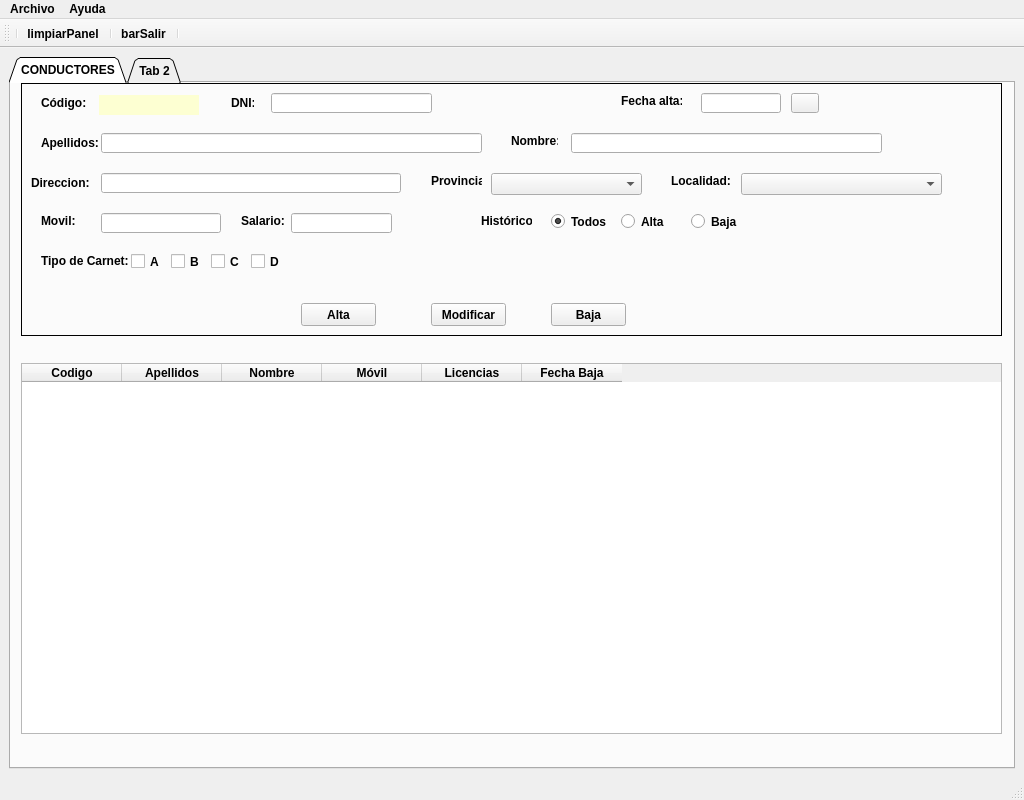
First picture: the form in templates/venta_principal.ui, repository EliasVGZ/vierafernandez2324, before the edit.
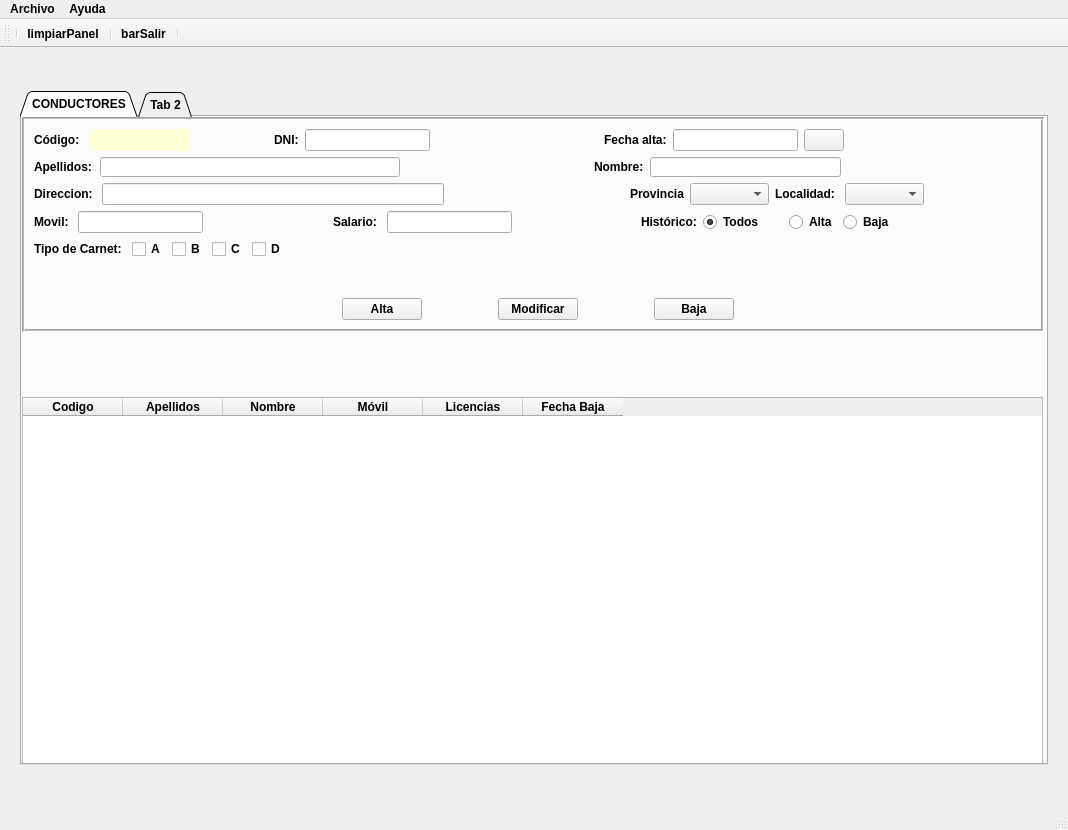
Second picture: the form after the edit. Icons and pictures are not drawn.

Commit message: añadiendo layouts

What changed in the file:
```diff
--- a/templates/venta_principal.ui
+++ b/templates/venta_principal.ui
@@ -6,12 +6,12 @@
    <rect>
     <x>0</x>
     <y>0</y>
-    <width>1024</width>
-    <height>800</height>
+    <width>1068</width>
+    <height>830</height>
    </rect>
   </property>
   <property name="sizePolicy">
-   <sizepolicy hsizetype="Fixed" vsizetype="Fixed">
+   <sizepolicy hsizetype="Expanding" vsizetype="Expanding">
     <horstretch>0</horstretch>
     <verstretch>0</verstretch>
    </sizepolicy>
@@ -24,8 +24,8 @@
   </property>
   <property name="maximumSize">
    <size>
-    <width>160000</width>
-    <height>160000</height>
+    <width>16777215</width>
+    <height>16777215</height>
    </size>
   </property>
   <property name="font">
@@ -46,7 +46,7 @@
   </property>
   <widget class="QWidget" name="centralwidget">
    <property name="sizePolicy">
-    <sizepolicy hsizetype="Fixed" vsizetype="Fixed">
+    <sizepolicy hsizetype="Expanding" vsizetype="Expanding">
      <horstretch>0</horstretch>
      <verstretch>0</verstretch>
     </sizepolicy>
@@ -57,6 +57,12 @@
      <height>600</height>
     </size>
    </property>
+   <property name="maximumSize">
+    <size>
+     <width>160000</width>
+     <height>160000</height>
+    </size>
+   </property>
    <property name="layoutDirection">
     <enum>Qt::LeftToRight</enum>
    </property>
@@ -69,6 +75,18 @@
         <verstretch>2</verstretch>
        </sizepolicy>
       </property>
+      <property name="minimumSize">
+       <size>
+        <width>800</width>
+        <height>600</height>
+       </size>
+      </property>
+      <property name="maximumSize">
+       <size>
+        <width>1028</width>
+        <height>674</height>
+       </size>
+      </property>
       <property name="tabShape">
        <enum>QTabWidget::Triangular</enum>
       </property>
@@ -76,29 +94,47 @@
        <number>0</number>
       </property>
       <widget class="QWidget" name="panelDrivers">
+       <property name="sizePolicy">
+        <sizepolicy hsizetype="Expanding" vsizetype="Expanding">
+         <horstretch>0</horstretch>
+         <verstretch>0</verstretch>
+        </sizepolicy>
+       </property>
+       <property name="maximumSize">
+        <size>
+         <width>1200</width>
+         <height>900</height>
+        </size>
+       </property>
        <attribute name="title">
         <string>CONDUCTORES</string>
        </attribute>
        <widget class="QFrame" name="frame">
         <property name="geometry">
          <rect>
-          <x>10</x>
+          <x>0</x>
           <y>0</y>
-          <width>981</width>
-          <height>253</height>
+          <width>1022</width>
+          <height>215</height>
          </rect>
         </property>
         <property name="sizePolicy">
-         <sizepolicy hsizetype="Maximum" vsizetype="Maximum">
+         <sizepolicy hsizetype="Expanding" vsizetype="Expanding">
           <horstretch>0</horstretch>
           <verstretch>0</verstretch>
          </sizepolicy>
         </property>
+        <property name="maximumSize">
+         <size>
+          <width>16777215</width>
+          <height>16777215</height>
+         </size>
+        </property>
         <property name="frameShape">
          <enum>QFrame::Box</enum>
         </property>
         <property name="frameShadow">
-         <enum>QFrame::Plain</enum>
+         <enum>QFrame::Sunken</enum>
         </property>
         <property name="lineWidth">
          <number>1</number>
@@ -106,15 +142,11 @@
         <property name="midLineWidth">
          <number>1</number>
         </property>
+        <layout class="QVBoxLayout" name="verticalLayout">
+         <item>
+          <layout class="QHBoxLayout" name="horizontalLayout">
+           <item>
         <widget class="QLabel" name="lblCod">
-         <property name="geometry">
-          <rect>
-           <x>20</x>
-           <y>10</y>
-           <width>50</width>
-           <height>20</height>
-          </rect>
-         </property>
          <property name="minimumSize">
           <size>
            <width>50</width>
@@ -128,15 +160,9 @@
           <string>Código:</string>
          </property>
         </widget>
+           </item>
+           <item>
         <widget class="QLabel" name="lblCodbd">
-         <property name="geometry">
-          <rect>
-           <x>78</x>
-           <y>12</y>
-           <width>100</width>
-           <height>20</height>
-          </rect>
-         </property>
          <property name="minimumSize">
           <size>
            <width>100</width>
@@ -153,15 +179,22 @@
           <set>Qt::AlignCenter</set>
          </property>
         </widget>
+           </item>
+           <item>
+            <spacer name="horizontalSpacer_4">
+             <property name="orientation">
+              <enum>Qt::Horizontal</enum>
+             </property>
+             <property name="sizeHint" stdset="0">
+              <size>
+               <width>28</width>
+               <height>20</height>
+              </size>
+             </property>
+            </spacer>
+           </item>
+           <item>
         <widget class="QLabel" name="lblDni">
-         <property name="geometry">
-          <rect>
-           <x>210</x>
-           <y>10</y>
-           <width>23</width>
-           <height>20</height>
-          </rect>
-         </property>
          <property name="minimumSize">
           <size>
            <width>20</width>
@@ -172,15 +205,9 @@
           <string>DNI:</string>
          </property>
         </widget>
+           </item>
+           <item>
         <widget class="QLineEdit" name="txtDni">
-         <property name="geometry">
-          <rect>
-           <x>250</x>
-           <y>10</y>
-           <width>161</width>
-           <height>20</height>
-          </rect>
-         </property>
          <property name="minimumSize">
           <size>
            <width>60</width>
@@ -191,15 +218,22 @@
           <set>Qt::AlignCenter</set>
          </property>
         </widget>
+           </item>
+           <item>
+            <spacer name="horizontalSpacer">
+             <property name="orientation">
+              <enum>Qt::Horizontal</enum>
+             </property>
+             <property name="sizeHint" stdset="0">
+              <size>
+               <width>168</width>
+               <height>20</height>
+              </size>
+             </property>
+            </spacer>
+           </item>
+           <item>
         <widget class="QLabel" name="lblFechaAlta">
-         <property name="geometry">
-          <rect>
-           <x>600</x>
-           <y>10</y>
-           <width>61</width>
-           <height>16</height>
-          </rect>
-         </property>
          <property name="frameShadow">
           <enum>QFrame::Raised</enum>
          </property>
@@ -207,18 +241,12 @@
           <string>Fecha alta:</string>
          </property>
         </widget>
+           </item>
+           <item>
         <widget class="QLineEdit" name="txtFechaAlta">
          <property name="enabled">
           <bool>true</bool>
          </property>
-         <property name="geometry">
-          <rect>
-           <x>680</x>
-           <y>10</y>
-           <width>80</width>
-           <height>20</height>
-          </rect>
-         </property>
          <property name="minimumSize">
           <size>
            <width>80</width>
@@ -232,15 +260,9 @@
           <bool>false</bool>
          </property>
         </widget>
+           </item>
+           <item>
         <widget class="QPushButton" name="btnCalendario">
-         <property name="geometry">
-          <rect>
-           <x>770</x>
-           <y>10</y>
-           <width>28</width>
-           <height>20</height>
-          </rect>
-         </property>
          <property name="text">
           <string/>
          </property>
@@ -249,15 +271,26 @@
            <normaloff>../IMG/descarga_calendario.png</normaloff>../IMG/descarga_calendario.png</iconset>
          </property>
         </widget>
+           </item>
+           <item>
+            <spacer name="horizontalSpacer_3">
+             <property name="orientation">
+              <enum>Qt::Horizontal</enum>
+             </property>
+             <property name="sizeHint" stdset="0">
+              <size>
+               <width>188</width>
+               <height>20</height>
+              </size>
+             </property>
+            </spacer>
+           </item>
+          </layout>
+         </item>
+         <item>
+          <layout class="QHBoxLayout" name="horizontalLayout_2">
+           <item>
         <widget class="QLabel" name="lblApellido">
-         <property name="geometry">
-          <rect>
-           <x>20</x>
-           <y>50</y>
-           <width>60</width>
-           <height>20</height>
-          </rect>
-         </property>
          <property name="minimumSize">
           <size>
            <width>60</width>
@@ -271,15 +304,9 @@
           <string>Apellidos:</string>
          </property>
         </widget>
+           </item>
+           <item>
         <widget class="QLineEdit" name="txtApellido">
-         <property name="geometry">
-          <rect>
-           <x>80</x>
-           <y>50</y>
-           <width>381</width>
-           <height>20</height>
-          </rect>
-         </property>
          <property name="minimumSize">
           <size>
            <width>300</width>
@@ -287,15 +314,25 @@
           </size>
          </property>
         </widget>
+           </item>
+           <item>
+            <spacer name="horizontalSpacer_2">
+             <property name="orientation">
+              <enum>Qt::Horizontal</enum>
+             </property>
+             <property name="sizeType">
+              <enum>QSizePolicy::Fixed</enum>
+             </property>
+             <property name="sizeHint" stdset="0">
+              <size>
+               <width>188</width>
+               <height>20</height>
+              </size>
+             </property>
+            </spacer>
+           </item>
+           <item>
         <widget class="QLabel" name="lblNombre">
-         <property name="geometry">
-          <rect>
-           <x>490</x>
-           <y>50</y>
-           <width>47</width>
-           <height>16</height>
-          </rect>
-         </property>
          <property name="frameShape">
           <enum>QFrame::NoFrame</enum>
          </property>
@@ -306,65 +343,42 @@
           <string>Nombre:</string>
          </property>
         </widget>
+           </item>
+           <item>
         <widget class="QLineEdit" name="txtNombre">
-         <property name="geometry">
-          <rect>
-           <x>550</x>
-           <y>50</y>
-           <width>311</width>
-           <height>20</height>
-          </rect>
-         </property>
          <property name="minimumSize">
           <size>
            <width>120</width>
            <height>20</height>
           </size>
          </property>
-        </widget>
-        <widget class="QLabel" name="lblValidarDni">
-         <property name="geometry">
-          <rect>
-           <x>380</x>
-           <y>10</y>
-           <width>41</width>
-           <height>21</height>
-          </rect>
-         </property>
-         <property name="minimumSize">
-          <size>
-           <width>40</width>
-           <height>20</height>
-          </size>
-         </property>
          <property name="maximumSize">
           <size>
-           <width>60</width>
-           <height>30</height>
-          </size>
-         </property>
-         <property name="font">
-          <font>
-           <family>Arial Black</family>
-           <pointsize>9</pointsize>
-          </font>
-         </property>
-         <property name="text">
-          <string/>
-         </property>
-         <property name="alignment">
-          <set>Qt::AlignCenter</set>
-         </property>
-        </widget>
+               <width>240</width>
+               <height>20</height>
+              </size>
+             </property>
+            </widget>
+           </item>
+           <item>
+            <spacer name="horizontalSpacer_5">
+             <property name="orientation">
+              <enum>Qt::Horizontal</enum>
+             </property>
+             <property name="sizeHint" stdset="0">
+              <size>
+               <width>188</width>
+               <height>20</height>
+              </size>
+             </property>
+            </spacer>
+           </item>
+          </layout>
+         </item>
+         <item>
+          <layout class="QHBoxLayout" name="horizontalLayout_6">
+           <item>
         <widget class="QLabel" name="lblDireccion">
-         <property name="geometry">
-          <rect>
-           <x>10</x>
-           <y>90</y>
-           <width>60</width>
-           <height>20</height>
-          </rect>
-         </property>
          <property name="minimumSize">
           <size>
            <width>60</width>
@@ -381,15 +395,9 @@
           <set>Qt::AlignRight|Qt::AlignTrailing|Qt::AlignVCenter</set>
          </property>
         </widget>
+           </item>
+           <item>
         <widget class="QLineEdit" name="txtDireccion">
-         <property name="geometry">
-          <rect>
-           <x>80</x>
-           <y>90</y>
-           <width>300</width>
-           <height>20</height>
-          </rect>
-         </property>
          <property name="minimumSize">
           <size>
            <width>300</width>
@@ -397,15 +405,77 @@
           </size>
          </property>
         </widget>
+           </item>
+           <item>
+            <spacer name="horizontalSpacer_6">
+             <property name="orientation">
+              <enum>Qt::Horizontal</enum>
+             </property>
+             <property name="sizeType">
+              <enum>QSizePolicy::Fixed</enum>
+             </property>
+             <property name="sizeHint" stdset="0">
+              <size>
+               <width>180</width>
+               <height>20</height>
+              </size>
+             </property>
+            </spacer>
+           </item>
+           <item>
+            <widget class="QLabel" name="lblProvincia">
+             <property name="frameShape">
+              <enum>QFrame::NoFrame</enum>
+             </property>
+             <property name="frameShadow">
+              <enum>QFrame::Raised</enum>
+             </property>
+             <property name="text">
+              <string>&lt;html&gt;&lt;head/&gt;&lt;body&gt;&lt;p&gt;Provincia&lt;/p&gt;&lt;/body&gt;&lt;/html&gt;</string>
+             </property>
+            </widget>
+           </item>
+           <item>
+            <widget class="QComboBox" name="cmbProvincia"/>
+           </item>
+           <item>
+            <widget class="QLabel" name="lblLocalidad">
+             <property name="frameShape">
+              <enum>QFrame::NoFrame</enum>
+             </property>
+             <property name="frameShadow">
+              <enum>QFrame::Raised</enum>
+             </property>
+             <property name="text">
+              <string>&lt;html&gt;&lt;head/&gt;&lt;body&gt;&lt;p&gt;Localidad: &lt;/p&gt;&lt;/body&gt;&lt;/html&gt;</string>
+             </property>
+            </widget>
+           </item>
+           <item>
+            <widget class="QComboBox" name="cmbLocalidad"/>
+           </item>
+           <item>
+            <spacer name="horizontalSpacer_7">
+             <property name="orientation">
+              <enum>Qt::Horizontal</enum>
+             </property>
+             <property name="sizeType">
+              <enum>QSizePolicy::Fixed</enum>
+             </property>
+             <property name="sizeHint" stdset="0">
+              <size>
+               <width>108</width>
+               <height>17</height>
+              </size>
+             </property>
+            </spacer>
+           </item>
+          </layout>
+         </item>
+         <item>
+          <layout class="QHBoxLayout" name="horizontalLayout_3">
+           <item>
         <widget class="QLabel" name="lblMovil">
-         <property name="geometry">
-          <rect>
-           <x>20</x>
-           <y>130</y>
-           <width>47</width>
-           <height>16</height>
-          </rect>
-         </property>
          <property name="frameShape">
           <enum>QFrame::NoFrame</enum>
          </property>
@@ -416,15 +486,9 @@
           <string>&lt;html&gt;&lt;head/&gt;&lt;body&gt;&lt;p&gt;Movil: &lt;/p&gt;&lt;/body&gt;&lt;/html&gt;</string>
          </property>
         </widget>
+           </item>
+           <item>
         <widget class="QLineEdit" name="txtMovil">
-         <property name="geometry">
-          <rect>
-           <x>80</x>
-           <y>130</y>
-           <width>120</width>
-           <height>20</height>
-          </rect>
-         </property>
          <property name="minimumSize">
           <size>
            <width>120</width>
@@ -438,73 +502,22 @@
           <set>Qt::AlignCenter</set>
          </property>
         </widget>
-        <widget class="QLabel" name="lblLocalidad">
-         <property name="geometry">
-          <rect>
-           <x>650</x>
-           <y>90</y>
-           <width>61</width>
-           <height>16</height>
-          </rect>
-         </property>
-         <property name="frameShape">
-          <enum>QFrame::NoFrame</enum>
-         </property>
-         <property name="frameShadow">
-          <enum>QFrame::Raised</enum>
-         </property>
-         <property name="text">
-          <string>&lt;html&gt;&lt;head/&gt;&lt;body&gt;&lt;p&gt;Localidad: &lt;/p&gt;&lt;/body&gt;&lt;/html&gt;</string>
-         </property>
-        </widget>
-        <widget class="QComboBox" name="cmbLocalidad">
-         <property name="geometry">
-          <rect>
-           <x>720</x>
-           <y>90</y>
-           <width>201</width>
-           <height>22</height>
-          </rect>
-         </property>
-        </widget>
-        <widget class="QLabel" name="lblProvincia">
-         <property name="geometry">
-          <rect>
-           <x>410</x>
-           <y>90</y>
-           <width>51</width>
-           <height>16</height>
-          </rect>
-         </property>
-         <property name="frameShape">
-          <enum>QFrame::NoFrame</enum>
-         </property>
-         <property name="frameShadow">
-          <enum>QFrame::Raised</enum>
-         </property>
-         <property name="text">
-          <string>&lt;html&gt;&lt;head/&gt;&lt;body&gt;&lt;p&gt;Provincia&lt;/p&gt;&lt;/body&gt;&lt;/html&gt;</string>
-         </property>
-        </widget>
-        <widget class="QComboBox" name="cmbProvincia">
-         <property name="geometry">
-          <rect>
-           <x>470</x>
-           <y>90</y>
-           <width>151</width>
-           <height>22</height>
-          </rect>
-         </property>
-        </widget>
+           </item>
+           <item>
+            <spacer name="horizontalSpacer_10">
+             <property name="orientation">
+              <enum>Qt::Horizontal</enum>
+             </property>
+             <property name="sizeHint" stdset="0">
+              <size>
+               <width>78</width>
+               <height>20</height>
+              </size>
+             </property>
+            </spacer>
+           </item>
+           <item>
         <widget class="QLabel" name="lblSalario">
-         <property name="geometry">
-          <rect>
-           <x>220</x>
-           <y>130</y>
-           <width>47</width>
-           <height>16</height>
-          </rect>
-         </property>
          <property name="frameShape">
           <enum>QFrame::NoFrame</enum>
          </property>
@@ -515,15 +528,9 @@
           <string>&lt;html&gt;&lt;head/&gt;&lt;body&gt;&lt;p&gt;Salario: &lt;/p&gt;&lt;/body&gt;&lt;/html&gt;</string>
          </property>
         </widget>
+           </item>
+           <item>
         <widget class="QLineEdit" name="txtSalario">
-         <property name="geometry">
-          <rect>
-           <x>270</x>
-           <y>130</y>
-           <width>101</width>
-           <height>20</height>
-          </rect>
-         </property>
          <property name="minimumSize">
           <size>
            <width>0</width>
@@ -537,15 +544,97 @@
           <set>Qt::AlignBottom|Qt::AlignRight|Qt::AlignTrailing</set>
          </property>
         </widget>
+           </item>
+           <item>
+            <spacer name="horizontalSpacer_9">
+             <property name="orientation">
+              <enum>Qt::Horizontal</enum>
+             </property>
+             <property name="sizeHint" stdset="0">
+              <size>
+               <width>88</width>
+               <height>20</height>
+              </size>
+             </property>
+            </spacer>
+           </item>
+           <item>
+            <widget class="QLabel" name="lblEstado">
+             <property name="maximumSize">
+              <size>
+               <width>100</width>
+               <height>20</height>
+              </size>
+             </property>
+             <property name="frameShape">
+              <enum>QFrame::NoFrame</enum>
+             </property>
+             <property name="frameShadow">
+              <enum>QFrame::Raised</enum>
+             </property>
+             <property name="text">
+              <string>&lt;html&gt;&lt;head/&gt;&lt;body&gt;&lt;p&gt;Histórico:&lt;/p&gt;&lt;/body&gt;&lt;/html&gt;</string>
+             </property>
+            </widget>
+           </item>
+           <item>
+            <widget class="QRadioButton" name="rbtTodos">
+             <property name="minimumSize">
+              <size>
+               <width>80</width>
+               <height>0</height>
+              </size>
+             </property>
+             <property name="text">
+              <string>Todos</string>
+             </property>
+             <property name="checked">
+              <bool>true</bool>
+             </property>
+             <attribute name="buttonGroup">
+              <string notr="true">buttonGroup</string>
+             </attribute>
+            </widget>
+           </item>
+           <item>
+            <widget class="QRadioButton" name="rbtAlta">
+             <property name="text">
+              <string>Alta</string>
+             </property>
+             <attribute name="buttonGroup">
+              <string notr="true">buttonGroup</string>
+             </attribute>
+            </widget>
+           </item>
+           <item>
+            <widget class="QRadioButton" name="rbtBaja">
+             <property name="text">
+              <string>Baja</string>
+             </property>
+             <attribute name="buttonGroup">
+              <string notr="true">buttonGroup</string>
+             </attribute>
+            </widget>
+           </item>
+           <item>
+            <spacer name="horizontalSpacer_8">
+             <property name="orientation">
+              <enum>Qt::Horizontal</enum>
+             </property>
+             <property name="sizeHint" stdset="0">
+              <size>
+               <width>138</width>
+               <height>20</height>
+              </size>
+             </property>
+            </spacer>
+           </item>
+          </layout>
+         </item>
+         <item>
+          <layout class="QHBoxLayout" name="horizontalLayout_4">
+           <item>
         <widget class="QLabel" name="lbltipoCarnet">
-         <property name="geometry">
-          <rect>
-           <x>20</x>
-           <y>170</y>
-           <width>91</width>
-           <height>16</height>
-          </rect>
-         </property>
          <property name="maximumSize">
           <size>
            <width>100</width>
@@ -562,15 +651,9 @@
           <string>&lt;html&gt;&lt;head/&gt;&lt;body&gt;&lt;p&gt;Tipo de Carnet: &lt;/p&gt;&lt;/body&gt;&lt;/html&gt;</string>
          </property>
         </widget>
+           </item>
+           <item>
         <widget class="QCheckBox" name="chkA">
-         <property name="geometry">
-          <rect>
-           <x>110</x>
-           <y>170</y>
-           <width>40</width>
-           <height>17</height>
-          </rect>
-         </property>
          <property name="maximumSize">
           <size>
            <width>40</width>
@@ -581,15 +664,9 @@
           <string>A</string>
          </property>
         </widget>
+           </item>
+           <item>
         <widget class="QCheckBox" name="chkB">
-         <property name="geometry">
-          <rect>
-           <x>150</x>
-           <y>170</y>
-           <width>40</width>
-           <height>17</height>
-          </rect>
-         </property>
          <property name="maximumSize">
           <size>
            <width>40</width>
@@ -600,15 +677,9 @@
           <string>B</string>
          </property>
         </widget>
+           </item>
+           <item>
         <widget class="QCheckBox" name="chkC">
-         <property name="geometry">
-          <rect>
-           <x>190</x>
-           <y>170</y>
-           <width>40</width>
-           <height>17</height>
-          </rect>
-         </property>
          <property name="maximumSize">
           <size>
            <width>40</width>
@@ -619,15 +690,9 @@
           <string>C</string>
          </property>
         </widget>
+           </item>
+           <item>
         <widget class="QCheckBox" name="chkD">
-         <property name="geometry">
-          <rect>
-           <x>230</x>
-           <y>170</y>
-           <width>40</width>
-           <height>17</height>
-          </rect>
-         </property>
          <property name="maximumSize">
           <size>
            <width>40</width>
@@ -638,97 +703,67 @@
           <string>D</string>
          </property>
         </widget>
-        <widget class="QLabel" name="lblEstado">
-         <property name="geometry">
-          <rect>
-           <x>460</x>
-           <y>130</y>
-           <width>51</width>
-           <height>16</height>
-          </rect>
-         </property>
-         <property name="maximumSize">
+           </item>
+           <item>
+            <spacer name="horizontalSpacer_11">
+             <property name="orientation">
+              <enum>Qt::Horizontal</enum>
+             </property>
+             <property name="sizeHint" stdset="0">
           <size>
-           <width>100</width>
+               <width>728</width>
            <height>20</height>
           </size>
          </property>
-         <property name="frameShape">
-          <enum>QFrame::NoFrame</enum>
-         </property>
-         <property name="frameShadow">
-          <enum>QFrame::Raised</enum>
-         </property>
-         <property name="text">
-          <string>&lt;html&gt;&lt;head/&gt;&lt;body&gt;&lt;p&gt;Histórico&lt;/p&gt;&lt;/body&gt;&lt;/html&gt;</string>
-         </property>
-        </widget>
-        <widget class="QRadioButton" name="rbtTodos">
-         <property name="geometry">
-          <rect>
-           <x>530</x>
-           <y>130</y>
-           <width>80</width>
-           <height>17</height>
-          </rect>
-         </property>
+            </spacer>
+           </item>
+          </layout>
+         </item>
+         <item>
+          <widget class="QLabel" name="lblValidarDni">
          <property name="minimumSize">
           <size>
-           <width>80</width>
-           <height>0</height>
-          </size>
-         </property>
-         <property name="text">
-          <string>Todos</string>
-         </property>
-         <property name="checked">
-          <bool>true</bool>
-         </property>
-         <attribute name="buttonGroup">
-          <string notr="true">buttonGroup</string>
-         </attribute>
-        </widget>
-        <widget class="QRadioButton" name="rbtAlta">
-         <property name="geometry">
-          <rect>
-           <x>600</x>
-           <y>130</y>
-           <width>51</width>
-           <height>17</height>
-          </rect>
-         </property>
+             <width>40</width>
+             <height>20</height>
+            </size>
+           </property>
+           <property name="maximumSize">
+            <size>
+             <width>60</width>
+             <height>30</height>
+            </size>
+           </property>
+           <property name="font">
+            <font>
+             <family>Arial Black</family>
+             <pointsize>9</pointsize>
+            </font>
+           </property>
          <property name="text">
-          <string>Alta</string>
-         </property>
-         <attribute name="buttonGroup">
-          <string notr="true">buttonGroup</string>
-         </attribute>
-        </widget>
-        <widget class="QRadioButton" name="rbtBaja">
-         <property name="geometry">
-          <rect>
-           <x>670</x>
-           <y>130</y>
-           <width>51</width>
-           <height>17</height>
-          </rect>
-         </property>
-         <property name="text">
-          <string>Baja</string>
-         </property>
-         <attribute name="buttonGroup">
-          <string notr="true">buttonGroup</string>
-         </attribute>
-        </widget>
+            <string/>
+           </property>
+           <property name="alignment">
+            <set>Qt::AlignCenter</set>
+           </property>
+          </widget>
+         </item>
+         <item>
+          <layout class="QHBoxLayout" name="horizontalLayout_5">
+           <item>
+            <spacer name="horizontalSpacer_12">
+             <property name="orientation">
+              <enum>Qt::Horizontal</enum>
+             </property>
+             <property name="sizeHint" stdset="0">
+              <size>
+               <width>308</width>
+               <height>20</height>
+              </size>
+             </property>
+            </spacer>
+           </item>
+           <item>
         <widget class="QPushButton" name="btnAltaDriver">
-         <property name="geometry">
-          <rect>
-           <x>280</x>
-           <y>220</y>
-           <width>75</width>
-           <height>23</height>
-          </rect>
-         </property>
          <property name="minimumSize">
           <size>
            <width>75</width>
@@ -739,15 +774,22 @@
           <string>Alta</string>
          </property>
         </widget>
+           </item>
+           <item>
+            <spacer name="horizontalSpacer_14">
+             <property name="orientation">
+              <enum>Qt::Horizontal</enum>
+             </property>
+             <property name="sizeHint" stdset="0">
+              <size>
+               <width>40</width>
+               <height>20</height>
+              </size>
+             </property>
+            </spacer>
+           </item>
+           <item>
         <widget class="QPushButton" name="btnModifDriver">
-         <property name="geometry">
-          <rect>
-           <x>410</x>
-           <y>220</y>
-           <width>75</width>
-           <height>23</height>
-          </rect>
-         </property>
          <property name="minimumSize">
           <size>
            <width>75</width>
@@ -758,15 +800,22 @@
           <string>Modificar</string>
          </property>
         </widget>
+           </item>
+           <item>
+            <spacer name="horizontalSpacer_15">
+             <property name="orientation">
+              <enum>Qt::Horizontal</enum>
+             </property>
+             <property name="sizeHint" stdset="0">
+              <size>
+               <width>40</width>
+               <height>20</height>
+              </size>
+             </property>
+            </spacer>
+           </item>
+           <item>
         <widget class="QPushButton" name="btnBajaDriver">
-         <property name="geometry">
-          <rect>
-           <x>530</x>
-           <y>220</y>
-           <width>75</width>
-           <height>23</height>
-          </rect>
-         </property>
          <property name="minimumSize">
           <size>
            <width>75</width>
@@ -777,16 +826,42 @@
           <string>Baja</string>
          </property>
         </widget>
+           </item>
+           <item>
+            <spacer name="horizontalSpacer_13">
+             <property name="orientation">
+              <enum>Qt::Horizontal</enum>
+             </property>
+             <property name="sizeHint" stdset="0">
+              <size>
+               <width>298</width>
+               <height>20</height>
+              </size>
+             </property>
+            </spacer>
+           </item>
+          </layout>
+         </item>
+        </layout>
        </widget>
        <widget class="QTableWidget" name="tabDrivers">
         <property name="geometry">
          <rect>
-          <x>10</x>
+          <x>0</x>
           <y>280</y>
-          <width>981</width>
+          <width>1021</width>
           <height>371</height>
          </rect>
         </property>
+        <property name="frameShape">
+         <enum>QFrame::StyledPanel</enum>
+        </property>
+        <property name="lineWidth">
+         <number>3</number>
+        </property>
+        <property name="midLineWidth">
+         <number>3</number>
+        </property>
         <property name="alternatingRowColors">
          <bool>true</bool>
         </property>
@@ -860,8 +935,8 @@
     <rect>
      <x>0</x>
      <y>0</y>
-     <width>1024</width>
-     <height>26</height>
+     <width>1068</width>
+     <height>21</height>
     </rect>
    </property>
    <widget class="QMenu" name="menuArchivo">
```
Lines whose indentation alone changed are shown as unchanged. The commit also changes 14 other files.
